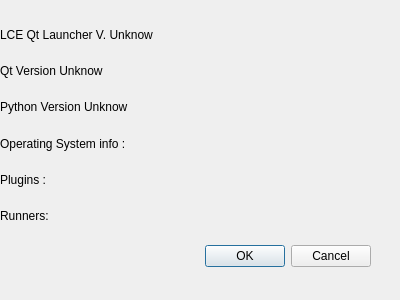
xgui4/LCE-Qt-Launcher, file src/system_info.ui: the form before one commit.
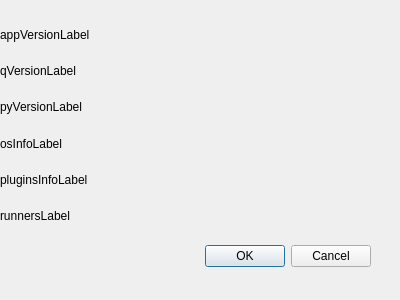
The form after the commit. Icons and pictures are not drawn.

Diff of the .ui file:
```diff
--- a/src/system_info.ui
+++ b/src/system_info.ui
@@ -46,42 +46,42 @@
     <item>
      <widget class="QLabel" name="appVersion">
       <property name="text">
-       <string>LCE Qt Launcher V. Unknow</string>
+       <string>appVersionLabel</string>
       </property>
      </widget>
     </item>
     <item>
      <widget class="QLabel" name="qVersionLabel">
       <property name="text">
-       <string>Qt Version Unknow</string>
+       <string>qVersionLabel</string>
       </property>
      </widget>
     </item>
     <item>
      <widget class="QLabel" name="pyVersionLabel">
       <property name="text">
-       <string>Python Version Unknow</string>
+       <string>pyVersionLabel</string>
       </property>
      </widget>
     </item>
     <item>
      <widget class="QLabel" name="osInfoLabel">
       <property name="text">
-       <string>Operating System info :</string>
+       <string>osInfoLabel</string>
       </property>
      </widget>
     </item>
     <item>
      <widget class="QLabel" name="pluginsInfoLabel">
       <property name="text">
-       <string>Plugins : </string>
+       <string>pluginsInfoLabel</string>
       </property>
      </widget>
     </item>
     <item>
      <widget class="QLabel" name="runnersLabel">
       <property name="text">
-       <string>Runners: </string>
+       <string>runnersLabel</string>
       </property>
      </widget>
     </item>
```
